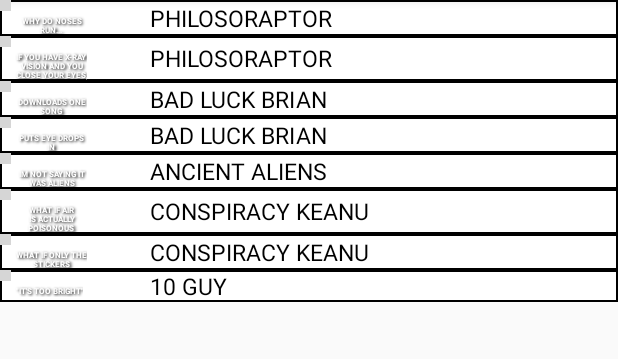
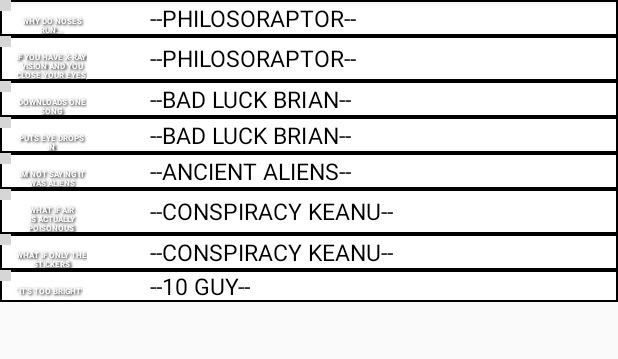
Before and after one commit to bknotek/Android-apps, an Android app: the screen it shows after launch (MemeListActivity), on a phone screen of 412 x 824 dp, the part 84-443 px from its top. Run offline under Robolectric (Android 15) with nearby library versions, the phone set to English and light mode, and no system bars; our stand-ins replace Picasso; pictures from the network do not load; grey boxes are pictures that could not be loaded.

Commit message:
Memes Update

```diff
--- a/Memes/app/src/main/java/com/brandonknotek/csc490/memes/AllMemes.java
+++ b/Memes/app/src/main/java/com/brandonknotek/csc490/memes/AllMemes.java
@@ -19,6 +19,7 @@ public class AllMemes {
     private Context mContext;
     private SQLiteDatabase mDatabase;
 
+
     public static AllMemes get(Context context){
 
         if(allMemes ==  null){
@@ -26,6 +27,8 @@ public class AllMemes {
 
         }
         return allMemes;
+
+
     }
 
     private AllMemes(Context context){
@@ -34,54 +37,17 @@ public class AllMemes {
         mDatabase = new MemeBaseHelper(mContext)
                 .getWritableDatabase();
 
-        //pre-made memes
-        Meme philosoraptor_01 = new Meme("http://i1.kym-cdn.com/photos/images/facebook/000/085/283/philosoraptor.jpg",
-                "WHY DO NOSES RUN...",
-                "...WHILE FEET SMELL",
-                "PHILOSORAPTOR");
-        this.addMeme(philosoraptor_01);
-        Meme philosoraptor_02 = new Meme("http://i1.kym-cdn.com/photos/images/facebook/000/085/283/philosoraptor.jpg",
-                "IF YOU HAVE X-RAY VISION AND YOU CLOSE YOUR EYES,",
-                "CAN YOU STILL SEE?",
-                "PHILOSORAPTOR");
-        this.addMeme(philosoraptor_02);
-        Meme bad_luck_01 = new Meme("http://www.dibujatumeme.com/templates/bad-luck-brian-meme-template.jpg",
-                "DOWNLOADS ONE SONG",
-                "PRISON",
-                "BAD LUCK BRIAN");
-        this.addMeme(bad_luck_01);
-        Meme bad_luck_02 = new Meme("http://www.dibujatumeme.com/templates/bad-luck-brian-meme-template.jpg",
-                "PUTS EYE DROPS IN",
-                "SUPER GLUE",
-                "BAD LUCK BRIAN");
-        this.addMeme(bad_luck_02);
-        Meme aliens_01 = new Meme("http://www.relatably.com/m/img/meme-generator-ancient-aliens-guy/26am.jpg",
-                "IM NOT SAYING IT WAS ALIENS",
-                "BUT IT WAS ALIENS",
-                "ANCIENT ALIENS");
-        this.addMeme(aliens_01);
-
-        Meme keanu_01 = new Meme("https://s-media-cache-ak0.pinimg.com/564x/34/da/db/34dadb7ef616c7239677d6cf40914106.jpg",
-                "WHAT IF AIR IS ACTUALLY POISONOUS",
-                "AND IT JUST TAKES 80 YEARS TO KILL US",
-                "CONSPIRACY KEANU");
-        this.addMeme(keanu_01);
-        Meme keanu_02 = new Meme("https://s-media-cache-ak0.pinimg.com/564x/34/da/db/34dadb7ef616c7239677d6cf40914106.jpg",
-                "WHAT IF ONLY THE STICKERS",
-                "WERE MADE IN CHINA",
-                "CONSPIRACY KEANU");
-        this.addMeme(keanu_02);
-        Meme ten_guy_01 = new Meme("https://i.imgflip.com/11igxo.jpg",
-                "\"IT'S TOO BRIGHT\"",
-                "TURNS DOWN MUSIC",
-                "10 GUY");
-        this.addMeme(ten_guy_01);
     }
 
     public void addMeme(Meme m){
 
         ContentValues values = getContentValues(m);
         mDatabase.insert(MemeDbSchema.MemeTable.NAME,null,values);
+    }
+
+    public void deleteMeme(Meme m, String title ){
+        ContentValues values = getContentValues(m);
+        mDatabase.delete(MemeDbSchema.MemeTable.NAME,"title=?",new String[]{title});
     }
 
     public List<Meme> getMemes(){
@@ -133,6 +99,8 @@ public class AllMemes {
         values.put(MemeDbSchema.MemeTable.Cols.BOTTOMTEXT,meme.getBottomText());
         values.put(MemeDbSchema.MemeTable.Cols.IMAGEURL,meme.getImageURL());
 
+
+
         return values;
     }
 
--- a/Memes/app/src/main/java/com/brandonknotek/csc490/memes/MemeListActivity.java
+++ b/Memes/app/src/main/java/com/brandonknotek/csc490/memes/MemeListActivity.java
@@ -23,6 +23,8 @@ public class MemeListActivity extends SingleFragmentActivity {
     @Override
     protected Fragment createFragment() {
         return new MemeListsFragment();
+
+
     }
 
 
--- a/Memes/app/src/main/java/com/brandonknotek/csc490/memes/MemeListsFragment.java
+++ b/Memes/app/src/main/java/com/brandonknotek/csc490/memes/MemeListsFragment.java
@@ -28,6 +28,60 @@ public class MemeListsFragment extends Fragment {
     public void onCreate( Bundle savedInstanceState) {
         super.onCreate(savedInstanceState);
         setHasOptionsMenu(true);
+
+        //pre-made memes
+        Meme philosoraptor_01 = new Meme("http://i1.kym-cdn.com/photos/images/facebook/000/085/283/philosoraptor.jpg",
+                "WHY DO NOSES RUN...",
+                "...WHILE FEET SMELL",
+                "-PHILOSORAPTOR-");
+
+        Meme philosoraptor_02 = new Meme("http://i1.kym-cdn.com/photos/images/facebook/000/085/283/philosoraptor.jpg",
+                "IF YOU HAVE X-RAY VISION AND YOU CLOSE YOUR EYES,",
+                "CAN YOU STILL SEE?",
+                "-PHILOSORAPTOR-");
+        AllMemes.get(getActivity()).deleteMeme(philosoraptor_02,"-PHILOSORAPTOR-");
+        AllMemes.get(getActivity()).addMeme(philosoraptor_01);
+        AllMemes.get(getActivity()).addMeme(philosoraptor_02);
+
+        Meme bad_luck_01 = new Meme("http://www.dibujatumeme.com/templates/bad-luck-brian-meme-template.jpg",
+                "DOWNLOADS ONE SONG",
+                "PRISON",
+                "-BAD LUCK BRIAN-");
+
+        Meme bad_luck_02 = new Meme("http://www.dibujatumeme.com/templates/bad-luck-brian-meme-template.jpg",
+                "PUTS EYE DROPS IN",
+                "SUPER GLUE",
+                "-BAD LUCK BRIAN-");
+        AllMemes.get(getActivity()).deleteMeme(bad_luck_02,"-BAD LUCK BRIAN-");
+        AllMemes.get(getActivity()).addMeme(bad_luck_01);
+        AllMemes.get(getActivity()).addMeme(bad_luck_02);
+
+        Meme aliens_01 = new Meme("http://www.relatably.com/m/img/meme-generator-ancient-aliens-guy/26am.jpg",
+                "IM NOT SAYING IT WAS ALIENS",
+                "BUT IT WAS ALIENS",
+                "-ANCIENT ALIENS-");
+        AllMemes.get(getActivity()).deleteMeme(aliens_01,"-ANCIENT ALIENS-");
+        AllMemes.get(getActivity()).addMeme(aliens_01);
+
+        Meme keanu_01 = new Meme("https://s-media-cache-ak0.pinimg.com/564x/34/da/db/34dadb7ef616c7239677d6cf40914106.jpg",
+                "WHAT IF AIR IS ACTUALLY POISONOUS",
+                "AND IT JUST TAKES 80 YEARS TO KILL US",
+                "-CONSPIRACY KEANU-");
+
+        Meme keanu_02 = new Meme("https://s-media-cache-ak0.pinimg.com/564x/34/da/db/34dadb7ef616c7239677d6cf40914106.jpg",
+                "WHAT IF ONLY THE STICKERS",
+                "WERE MADE IN CHINA",
+                "-CONSPIRACY KEANU-");
+        AllMemes.get(getActivity()).deleteMeme(keanu_02,"-CONSPIRACY KEANU-");
+        AllMemes.get(getActivity()).addMeme(keanu_01);
+        AllMemes.get(getActivity()).addMeme(keanu_02);
+
+        Meme ten_guy_01 = new Meme("https://i.imgflip.com/11igxo.jpg",
+                "\"IT'S TOO BRIGHT\"",
+                "TURNS DOWN MUSIC",
+                "-10 GUY-");
+        AllMemes.get(getActivity()).deleteMeme(ten_guy_01,"-10 GUY-");
+        AllMemes.get(getActivity()).addMeme(ten_guy_01);
 
     }
 
@@ -84,6 +138,8 @@ public class MemeListsFragment extends Fragment {
         AllMemes allMemes = AllMemes.get(getActivity());
         List<Meme> memes = allMemes.getMemes();
 
+
+
         if(memeAdapter==null){
             memeAdapter = new MemeAdapter(memes);
             memeRecyclerView.setAdapter(memeAdapter);}
@@ -119,7 +175,7 @@ public class MemeListsFragment extends Fragment {
 
             Picasso.with(getContext()).load(meme.getImageURL()).into(memeImage);
             memeImage.setBackground(getResources().getDrawable(R.drawable.border));
-            titleText.setText(String.valueOf(meme.getMemeTitle()));
+            titleText.setText("-"+String.valueOf(meme.getMemeTitle())+"-");
             topText.setText(String.valueOf(meme.getTopText()));
             bottomText.setText(String.valueOf(meme.getBottomText()));
         }
@@ -137,6 +193,7 @@ public class MemeListsFragment extends Fragment {
         private List<Meme> memes;
 
         public MemeAdapter(List<Meme> memes){
+
             this.memes = memes;
         }
 
```
